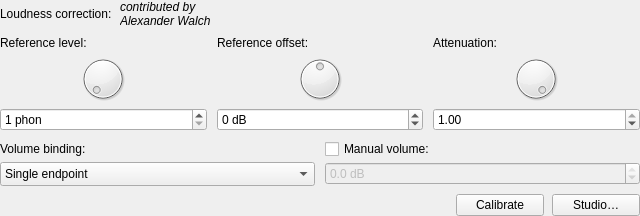
Old version of the form Editor/guis/LoudnessCorrectionFilterGUI.ui in the repository xup61069/EqAPO64_with_VST3_support.
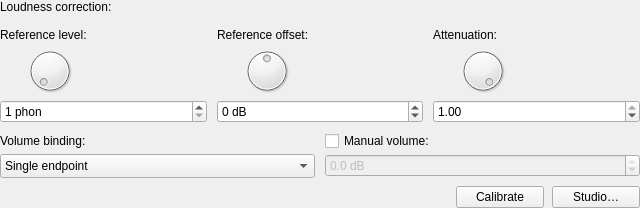
New version of the form. Custom widgets are drawn as their Qt base class.

Commit message: fix: repair editor toolbar crash, smooth loudness low end, and extend high frequencies past 12.5k

Diff of the .ui file:
```diff
--- a/Editor/guis/LoudnessCorrectionFilterGUI.ui
+++ b/Editor/guis/LoudnessCorrectionFilterGUI.ui
@@ -49,32 +49,7 @@
         <string>Loudness correction:</string>
        </property>
        <property name="alignment">
-        <set>Qt::AlignLeading|Qt::AlignLeft|Qt::AlignVCenter</set>
-       </property>
-      </widget>
-     </item>
-     <item>
-      <widget class="QLabel" name="label_2">
-       <property name="sizePolicy">
-        <sizepolicy hsizetype="Ignored" vsizetype="Preferred">
-         <horstretch>1</horstretch>
-         <verstretch>0</verstretch>
-        </sizepolicy>
-       </property>
-       <property name="font">
-        <font>
-         <italic>true</italic>
-        </font>
-       </property>
-       <property name="text">
-        <string>contributed by
-Alexander Walch</string>
-       </property>
-       <property name="wordWrap">
-        <bool>true</bool>
-       </property>
-       <property name="alignment">
-        <set>Qt::AlignLeading|Qt::AlignLeft|Qt::AlignVCenter</set>
+        <set>Qt::AlignLeading|Qt::AlignLeft|Qt::AlignTop</set>
        </property>
       </widget>
      </item>
@@ -122,7 +97,7 @@
          </property>
         </widget>
        </item>
-       <item alignment="Qt::AlignHCenter">
+       <item alignment="Qt::AlignLeft|Qt::AlignTop">
         <widget class="VerticalDragDial" name="refLevelDial">
          <property name="minimum">
           <number>1</number>
@@ -177,7 +152,7 @@
          </property>
         </widget>
        </item>
-       <item alignment="Qt::AlignHCenter">
+       <item alignment="Qt::AlignLeft|Qt::AlignTop">
         <widget class="VerticalDragDial" name="refOffsetDial">
          <property name="minimum">
           <number>-100</number>
@@ -232,7 +207,7 @@
          </property>
         </widget>
        </item>
-       <item alignment="Qt::AlignHCenter">
+       <item alignment="Qt::AlignLeft|Qt::AlignTop">
         <widget class="VerticalDragDial" name="attDial">
          <property name="minimum">
           <number>0</number>
```
Left out of the diff: 12 changed lines with no effect on the pictures. The commit also changes 23 other files.
